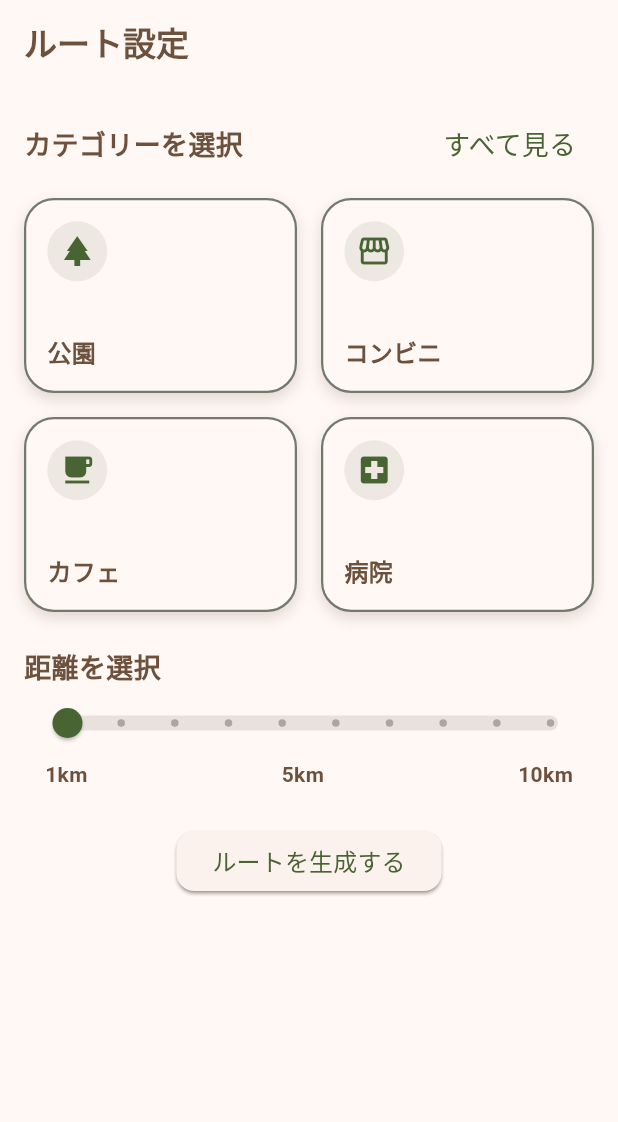
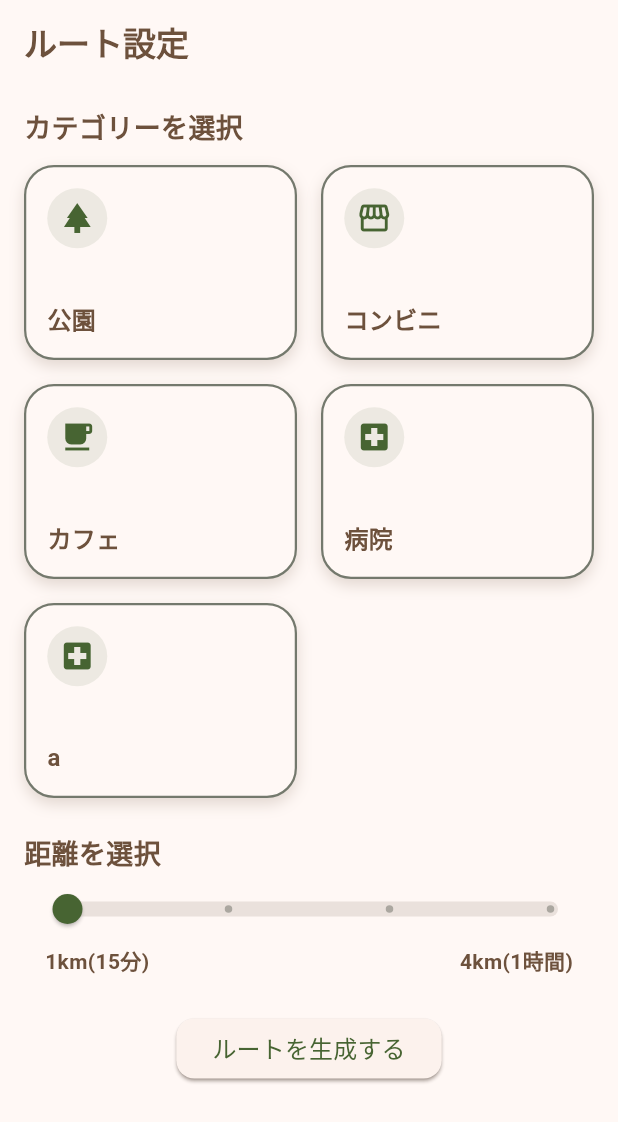
Before and after one commit to rama198562/SmartLifeKorokke, a Flutter app: the screen it shows after launch, on a phone screen of 412 x 824 dp. Shown: the top 1122 px of the screen. Run offline on Flutter 3.47's test engine with Material 3 defaults, Android fonts, the phone set to English and light mode, and no system bars; our stand-ins replace flutter_dotenv, flutter_map, flutter_riverpod, go_router, google_fonts, google_generative_ai and 2 more; Roboto replaces fonts that are missing (Zen Maru Gothic).

Commit message:
スライダーのメモリを修正

```diff
--- a/lib/pages/home_page/widgets/category_grid.dart
+++ b/lib/pages/home_page/widgets/category_grid.dart
@@ -80,6 +80,11 @@ class CategoryGrid extends ConsumerWidget {
         'id':'hospital',
         'icon': Icons.local_hospital,
       },
+      {
+        'title':'a',
+        'id':'hospital',
+        'icon': Icons.local_hospital,
+      },
     ];
     final selectedIds = ref.watch(categoryGridProvider);
     return Column(
@@ -96,10 +101,10 @@ class CategoryGrid extends ConsumerWidget {
               ),
 
             ),
-            TextButton(
-              onPressed: () {},
-              child: const Text('すべて見る', style: TextStyle(fontSize: 18)),
-            ),
+            // TextButton(
+            //   onPressed: () {},
+            //   child: const Text('すべて見る', style: TextStyle(fontSize: 18)),
+            // ),
           ],
         ),
         const SizedBox(height: 12),
--- a/lib/pages/home_page/widgets/distance_slider.dart
+++ b/lib/pages/home_page/widgets/distance_slider.dart
@@ -38,8 +38,8 @@ class DistanceSlider extends ConsumerWidget {
           child: Slider(
             value: value,
             min: 1,
-            max: 10,
-            divisions: 9,
+            max: 4,
+            divisions: 3,
             label: '${value.round().toString()}km',
             onChanged: ((value) {
               ref.read(distanceSliderProvider.notifier).upgradeDistance(value);
@@ -51,9 +51,8 @@ class DistanceSlider extends ConsumerWidget {
           child: Row(
             mainAxisAlignment: MainAxisAlignment.spaceBetween,
             children: [
-              Text('1km', style: TextStyle(fontWeight: FontWeight.bold)),
-              Text('5km', style: TextStyle(fontWeight: FontWeight.bold)),
-              Text('10km', style: TextStyle(fontWeight: FontWeight.bold)),
+              Text('1km(15分)', style: TextStyle(fontWeight: FontWeight.bold)),
+              Text('4km(1時間)', style: TextStyle(fontWeight: FontWeight.bold)),
             ],
           ),
         ),
```
